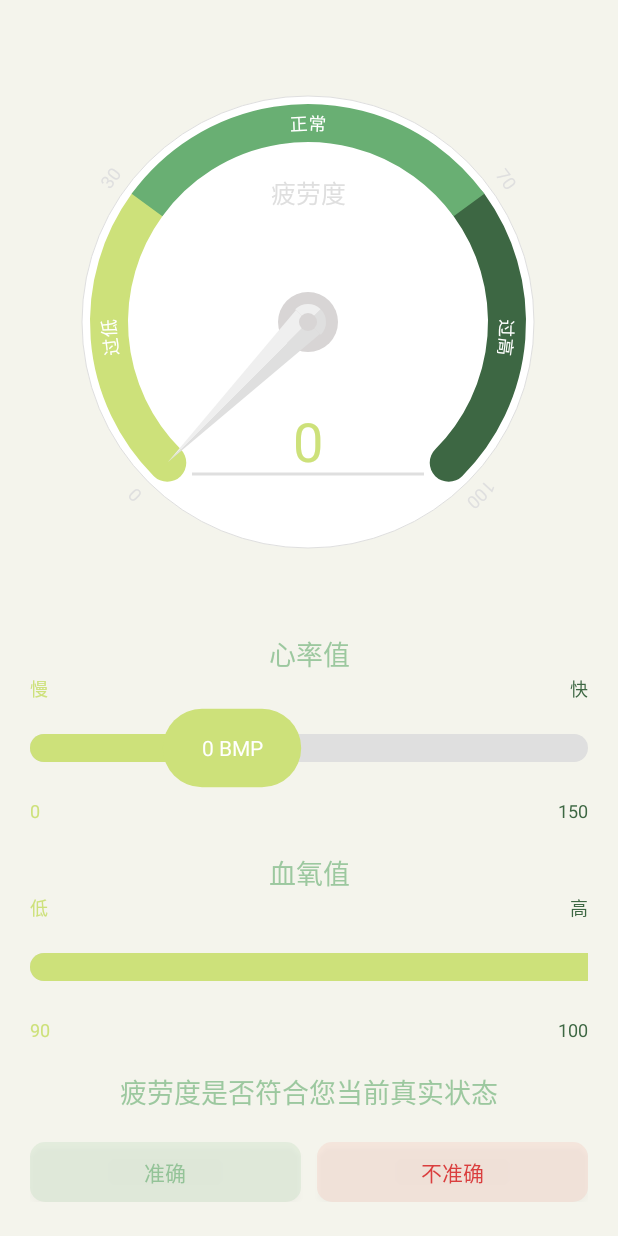
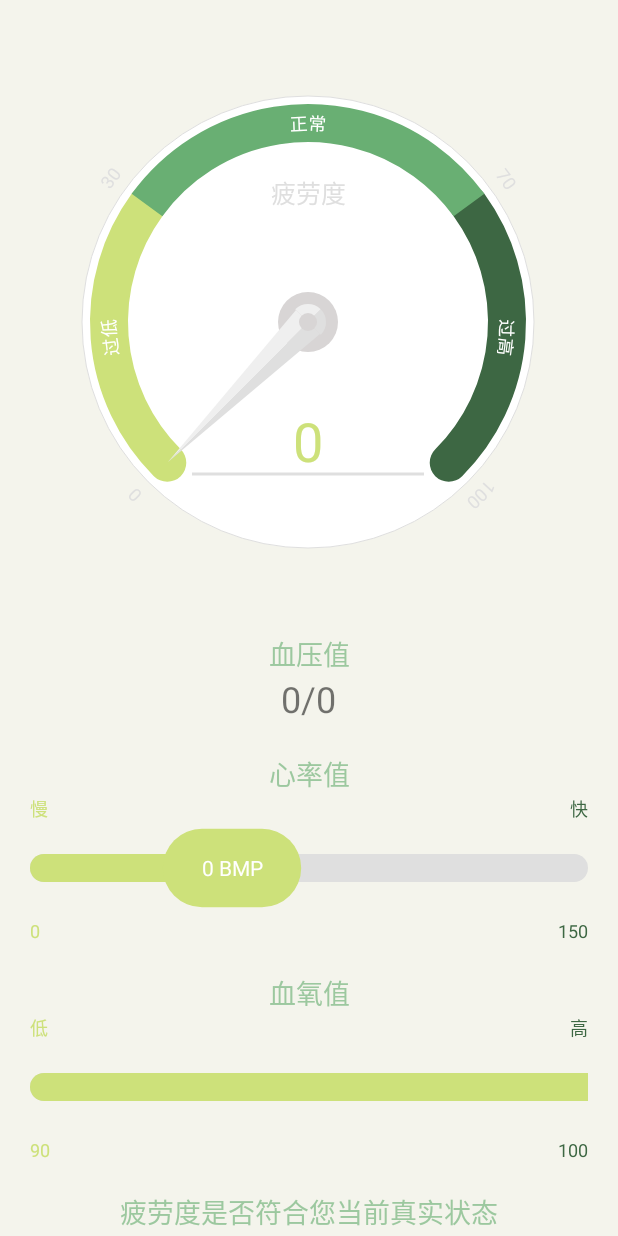
Before and after one commit to fushoudong/HeartField, an Android app: the ResultActivity screen opened directly, with no data from a screen before it, on a phone screen of 412 x 824 dp. Run offline under Robolectric (Android 15) with nearby library versions, the phone set to English and light mode, and no system bars; 7 statements that could not run were skipped.

Commit message:
增加了血压显示模块

```diff
--- a/app/src/main/java/com/bupt/heartarea/activity/ResultActivity.java
+++ b/app/src/main/java/com/bupt/heartarea/activity/ResultActivity.java
@@ -26,6 +26,7 @@ import com.bupt.heartarea.ui.CircleIndicator;
 import com.bupt.heartarea.ui.LineIndicator;
 import com.bupt.heartarea.R;
 import com.bupt.heartarea.ui.IndicatorItem;
+import com.bupt.heartarea.ui.NumberAnimTextView;
 import com.bupt.heartarea.utils.GlobalData;
 import com.google.gson.Gson;
 
@@ -50,15 +51,19 @@ public class ResultActivity extends Activity implements View.OnClickListener {
     CircleIndicator ci1;
     LineIndicator mLiHeartRateProgress;
     LineIndicator mLiBloodOxygenProgress;
+    NumberAnimTextView mAnimTvBloodPressureHigh;
+    NumberAnimTextView mAnimTvBloodPressureLow;
 
     private int mHeartRate = 0;
     private int mFatigue = 0;
     private int mBloodOxygen = 0;
+    private int mBloodPressureHigh = 0;
+    private int mBloodPressureLow = 0;
     int mMiddleColor;
     int mLowColor;
     int mHighColor;
     int mFeedBackValue = 1;
-    int mSuccess=0;
+    int mSuccess = 0;
     String mAlert;
     Button mBtnFeedBackYes;
     Button mBtnFeedBackNo;
@@ -75,6 +80,8 @@ public class ResultActivity extends Activity implements View.OnClickListener {
         mHeartRate = bundle.getInt("heart_rate");
         mFatigue = bundle.getInt("pressure");
         mBloodOxygen = bundle.getInt("blood_oxygen");
+        mBloodPressureHigh = bundle.getInt("blood_pressure_high");
+        mBloodPressureLow = bundle.getInt("blood_pressure_low");
 
         mAlert = bundle.getString("alert");
 
@@ -97,7 +104,12 @@ public class ResultActivity extends Activity implements View.OnClickListener {
         mBtnFeedBackNo = (Button) findViewById(R.id.btn_result_no);
         mBtnFeedBackNo.setOnClickListener(this);
 
-        mLlFeedBackAll= (LinearLayout) findViewById(R.id.ll_result_feedback_all);
+        mLlFeedBackAll = (LinearLayout) findViewById(R.id.ll_result_feedback_all);
+
+        mAnimTvBloodPressureHigh = (NumberAnimTextView) findViewById(R.id.animtv_blood_presssure_high);
+        mAnimTvBloodPressureLow = (NumberAnimTextView) findViewById(R.id.animtv_blood_presssure_low);
+        mAnimTvBloodPressureHigh.setNumberString(String.valueOf(mBloodPressureHigh));
+        mAnimTvBloodPressureLow.setNumberString(String.valueOf(mBloodPressureLow));
 
     }
 
@@ -254,7 +266,7 @@ public class ResultActivity extends Activity implements View.OnClickListener {
                 .setPositiveButton("确定", new DialogInterface.OnClickListener() {
                     @Override
                     public void onClick(DialogInterface dialog, int which) {
-                        feedBack(0,mFeedBackValue);
+                        feedBack(0, mFeedBackValue);
                     }
                 })
                 .setNegativeButton("取消", new DialogInterface.OnClickListener() {
@@ -271,7 +283,7 @@ public class ResultActivity extends Activity implements View.OnClickListener {
     public void onClick(View v) {
         switch (v.getId()) {
             case R.id.btn_result_yes:
-                feedBack(1,0);
+                feedBack(1, 0);
                 break;
             case R.id.btn_result_no:
                 showRadioButtonDialog();
@@ -281,6 +293,7 @@ public class ResultActivity extends Activity implements View.OnClickListener {
 
     /**
      * 向服务器发送用户反馈信息
+     *
      * @param success
      * @param status
      */
@@ -295,9 +308,8 @@ public class ResultActivity extends Activity implements View.OnClickListener {
                         ResponseBean responseBean = gson.fromJson(s, ResponseBean.class);
 
 
-                        if (responseBean!=null) {
-                            if (responseBean.getCode()==0)
-                            {
+                        if (responseBean != null) {
+                            if (responseBean.getCode() == 0) {
 //                                Toast.makeText(ResultActivity.this, responseBean.getMsg(), Toast.LENGTH_LONG).show();
 
                                 LemonBubble.getRightBubbleInfo()// 增加无限点语法修改bubbleInfo的特性
@@ -309,14 +321,11 @@ public class ResultActivity extends Activity implements View.OnClickListener {
                                 mLlFeedBackAll.setVisibility(View.GONE);
 
 
-                            }
-                            else
-                            {
+                            } else {
                                 Toast.makeText(ResultActivity.this, responseBean.getMsg(), Toast.LENGTH_LONG).show();
                             }
 
-                        }else
-                        {
+                        } else {
                             Toast.makeText(ResultActivity.this, "解析失败", Toast.LENGTH_SHORT).show();
                         }
                     }
@@ -326,14 +335,14 @@ public class ResultActivity extends Activity implements View.OnClickListener {
                 Log.e("请求失败", volleyError.getMessage(), volleyError);
                 Toast.makeText(ResultActivity.this, "连接服务器失败，请检查网络", Toast.LENGTH_SHORT).show();
             }
-        }){
+        }) {
             @Override
             protected Map<String, String> getParams() {
                 //在这里设置需要post的参数
                 Map<String, String> map = new HashMap<>();
                 map.put("userid", GlobalData.userid);
-                map.put("success",String.valueOf(success));
-                map.put("status",String.valueOf(status));
+                map.put("success", String.valueOf(success));
+                map.put("status", String.valueOf(status));
 
                 return map;
             }
--- /dev/null
+++ b/app/src/main/java/com/bupt/heartarea/ui/NumberAnimTextView.java
@@ -0,0 +1,164 @@
+package com.bupt.heartarea.ui;
+
+import android.animation.TypeEvaluator;
+import android.animation.ValueAnimator;
+import android.annotation.SuppressLint;
+import android.content.Context;
+import android.util.AttributeSet;
+import android.view.animation.AccelerateDecelerateInterpolator;
+import android.widget.TextView;
+
+import java.math.BigDecimal;
+import java.math.BigInteger;
+import java.text.DecimalFormat;
+
+/**
+ * 数字增加动画的　TextView
+ * Created by bakumon on 16-11-26.
+ */
+@SuppressLint("AppCompatCustomView")
+public class NumberAnimTextView extends TextView {
+
+    private String mNumStart = "0";  // 起始值 默认 0
+    private String mNumEnd; // 结束值
+    private long mDuration = 2000; // 动画总时间 默认 2000 毫秒
+    private String mPrefixString = ""; // 前缀
+    private String mPostfixString = ""; // 后缀
+    private boolean isEnableAnim = true; // 是否开启动画
+
+    public NumberAnimTextView(Context context) {
+        super(context);
+    }
+
+    public NumberAnimTextView(Context context, AttributeSet attrs) {
+        super(context, attrs);
+    }
+
+    public NumberAnimTextView(Context context, AttributeSet attrs, int defStyleAttr) {
+        super(context, attrs, defStyleAttr);
+    }
+
+    public void setNumberString(String number) {
+        setNumberString("0", number);
+    }
+
+    public void setNumberString(String numberStart, String numberEnd) {
+        mNumStart = numberStart;
+        mNumEnd = numberEnd;
+        if (checkNumString(numberStart, numberEnd)) {
+            // 数字合法　开始数字动画
+            start();
+        } else {
+            // 数字不合法　直接调用　setText　设置最终值
+            setText(mPrefixString + numberEnd + mPostfixString);
+        }
+    }
+
+    public void setEnableAnim(boolean enableAnim) {
+        isEnableAnim = enableAnim;
+    }
+
+    public void setDuration(long mDuration) {
+        this.mDuration = mDuration;
+    }
+
+    public void setPrefixString(String mPrefixString) {
+        this.mPrefixString = mPrefixString;
+    }
+
+    public void setPostfixString(String mPostfixString) {
+        this.mPostfixString = mPostfixString;
+    }
+
+    private boolean isInt; // 是否是整数
+
+    /**
+     * 校验数字的合法性
+     *
+     * @param numberStart 　开始的数字
+     * @param numberEnd   　结束的数字
+     * @return 合法性
+     */
+    private boolean checkNumString(String numberStart, String numberEnd) {
+
+        String regexInteger = "-?\\d*";
+        isInt = numberEnd.matches(regexInteger) && numberStart.matches(regexInteger);
+        if (isInt) {
+            BigInteger start = new BigInteger(numberStart);
+            BigInteger end = new BigInteger(numberEnd);
+            return end.compareTo(start) >= 0;
+        }
+        String regexDecimal = "-?[1-9]\\d*.\\d*|-?0.\\d*[1-9]\\d*";
+        if ("0".equals(numberStart)) {
+            if (numberEnd.matches(regexDecimal)) {
+                BigDecimal start = new BigDecimal(numberStart);
+                BigDecimal end = new BigDecimal(numberEnd);
+                return end.compareTo(start) > 0;
+            }
+        }
+        if (numberEnd.matches(regexDecimal) && numberStart.matches(regexDecimal)) {
+            BigDecimal start = new BigDecimal(numberStart);
+            BigDecimal end = new BigDecimal(numberEnd);
+            return end.compareTo(start) > 0;
+        }
+        return false;
+    }
+
+    private void start() {
+        if (!isEnableAnim) { // 禁止动画
+            setText(mPrefixString + format(new BigDecimal(mNumEnd)) + mPostfixString);
+            return;
+        }
+        ValueAnimator animator = ValueAnimator.ofObject(new BigDecimalEvaluator(), new BigDecimal(mNumStart), new BigDecimal(mNumEnd));
+        animator.setDuration(mDuration);
+        animator.setInterpolator(new AccelerateDecelerateInterpolator());
+        animator.addUpdateListener(new ValueAnimator.AnimatorUpdateListener() {
+            @Override
+            public void onAnimationUpdate(ValueAnimator valueAnimator) {
+                BigDecimal value = (BigDecimal) valueAnimator.getAnimatedValue();
+                setText(mPrefixString + format(value) + mPostfixString);
+            }
+        });
+        animator.start();
+    }
+
+    /**
+     * 格式化 BigDecimal ,小数部分时保留两位小数并四舍五入
+     *
+     * @param bd 　BigDecimal
+     * @return 格式化后的 String
+     */
+    private String format(BigDecimal bd) {
+        StringBuilder pattern = new StringBuilder();
+        if (isInt) {
+            pattern.append("#,###");
+        } else {
+            int length = 0;
+            String decimals = mNumEnd.split("\\.")[1];
+            if (decimals != null) {
+                length = decimals.length();
+            }
+            pattern.append("#,##0");
+            if (length > 0) {
+                pattern.append(".");
+                for (int i = 0; i < length; i++) {
+                    pattern.append("0");
+                }
+            }
+        }
+        DecimalFormat df = new DecimalFormat(pattern.toString());
+        return df.format(bd);
+    }
+
+    // 不加 static 关键字，也不会引起内存泄露，因为这里也没有开启线程
+    // 加上 static 关键字，是因为该内部类不需要持有外部类的引用，习惯加上
+    private static class BigDecimalEvaluator implements TypeEvaluator {
+        @Override
+        public Object evaluate(float fraction, Object startValue, Object endValue) {
+            BigDecimal start = (BigDecimal) startValue;
+            BigDecimal end = (BigDecimal) endValue;
+            BigDecimal result = end.subtract(start);
+            return result.multiply(new BigDecimal("" + fraction)).add(start);
+        }
+    }
+}
--- a/app/src/main/res/layout/activity_cicle_view.xml
+++ b/app/src/main/res/layout/activity_cicle_view.xml
@@ -8,9 +8,7 @@
     <LinearLayout
         android:layout_width="match_parent"
         android:layout_height="wrap_content"
-        android:orientation="vertical"
-        >
-
+        android:orientation="vertical">
 
 
         <com.bupt.heartarea.ui.CircleIndicator
@@ -20,14 +18,49 @@
             android:layout_gravity="center_horizontal"
             android:layout_marginBottom="12dp"
             android:layout_marginTop="40dp" />
+
         <TextView
             android:layout_width="match_parent"
             android:layout_height="wrap_content"
+            android:layout_marginTop="20dp"
             android:gravity="center"
+            android:text="血压值"
+            android:textColor="@color/text_green"
+            android:textSize="18sp" />
+
+        <LinearLayout
+            android:layout_width="match_parent"
+            android:layout_height="wrap_content"
+            android:gravity="center"
+            android:orientation="horizontal">
+
+            <com.bupt.heartarea.ui.NumberAnimTextView
+                android:id="@+id/animtv_blood_presssure_low"
+                android:layout_width="wrap_content"
+                android:layout_height="wrap_content"
+                android:textSize="24sp" />
+
+            <TextView
+                android:layout_width="wrap_content"
+                android:layout_height="wrap_content"
+                android:text="/"
+                android:textSize="24sp" />
+
+            <com.bupt.heartarea.ui.NumberAnimTextView
+                android:id="@+id/animtv_blood_presssure_high"
+                android:layout_width="wrap_content"
+                android:layout_height="wrap_content"
+                android:textSize="24sp" />
+        </LinearLayout>
+
+        <TextView
+            android:layout_width="match_parent"
+            android:layout_height="wrap_content"
             android:layout_marginTop="20dp"
+            android:gravity="center"
             android:text="心率值"
-            android:textSize="18sp"
-            android:textColor="@color/text_green"/>
+            android:textColor="@color/text_green"
+            android:textSize="18sp" />
 
         <com.bupt.heartarea.ui.LineIndicator
             android:id="@+id/li_progress_heart_rate"
@@ -35,76 +68,68 @@
             android:layout_height="wrap_content"
 
             android:layout_marginLeft="20dp"
-            android:layout_marginRight="20dp"/>
+            android:layout_marginRight="20dp" />
 
         <TextView
             android:layout_width="match_parent"
             android:layout_height="wrap_content"
+            android:layout_marginTop="20dp"
             android:gravity="center"
-            android:layout_marginTop="20dp"
             android:text="血氧值"
-            android:textSize="18sp"
-            android:textColor="@color/text_green"/>
+            android:textColor="@color/text_green"
+            android:textSize="18sp" />
 
         <com.bupt.heartarea.ui.LineIndicator
             android:id="@+id/li_progress_blood_oxygen"
             android:layout_width="match_parent"
             android:layout_height="wrap_content"
             android:layout_marginLeft="20dp"
-            android:layout_marginRight="20dp"/>
+            android:layout_marginRight="20dp" />
 
         <LinearLayout
+            android:id="@+id/ll_result_feedback_all"
             android:layout_width="match_parent"
             android:layout_height="wrap_content"
-            android:orientation="vertical"
-            android:id="@+id/ll_result_feedback_all">
+            android:orientation="vertical">
+
             <TextView
                 android:layout_width="match_parent"
                 android:layout_height="wrap_content"
+                android:layout_marginTop="20dp"
                 android:gravity="center"
-                android:layout_marginTop="20dp"
                 android:text="疲劳度是否符合您当前真实状态"
-                android:textSize="18sp"
-                android:textColor="@color/text_green"/>
+                android:textColor="@color/text_green"
+                android:textSize="18sp" />
+
             <LinearLayout
                 android:layout_width="match_parent"
                 android:layout_height="wrap_content"
-                android:orientation="horizontal"
+                android:layout_margin="20dp"
                 android:gravity="center"
-                android:layout_margin="20dp"
-                >
+                android:orientation="horizontal">
+
                 <Button
+                    android:id="@+id/btn_result_yes"
                     android:layout_width="0dp"
                     android:layout_height="40dp"
+                    android:layout_marginRight="5dp"
                     android:layout_weight="1"
-                    android:id="@+id/btn_result_yes"
                     android:background="@drawable/btn_login"
-                    android:layout_marginRight="5dp"
                     android:text="准确"
-                    android:textColor="@color/text_green"/>
+                    android:textColor="@color/text_green" />
+
                 <Button
+                    android:id="@+id/btn_result_no"
                     android:layout_width="0dp"
                     android:layout_height="40dp"
+                    android:layout_marginLeft="5dp"
                     android:layout_weight="1"
-                    android:id="@+id/btn_result_no"
-                    android:layout_marginLeft="5dp"
                     android:background="@drawable/btn_no"
                     android:text="不准确"
-                    android:textColor="@color/text_red"/>
+                    android:textColor="@color/text_red" />
             </LinearLayout>
         </LinearLayout>
 
 
-
-
-
-
-
-
-
-
-
-
-
     </LinearLayout>
 </ScrollView>
```
Also changed, not shown: app/src/main/java/com/bupt/heartarea/activity/MeasureActivity.java (+14 -4 lines), app/src/main/res/layout/activity_measure.xml (+31 -34 lines).
